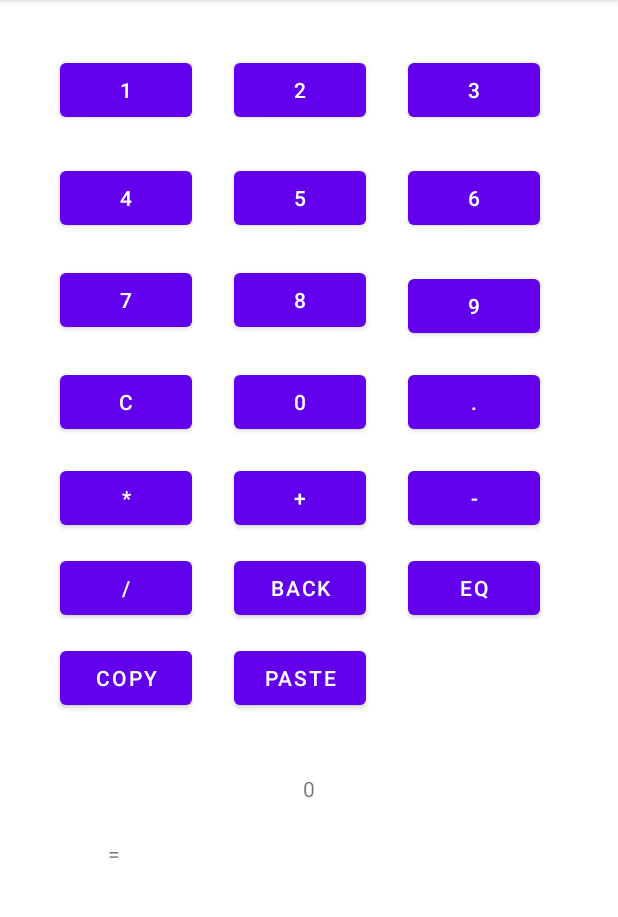
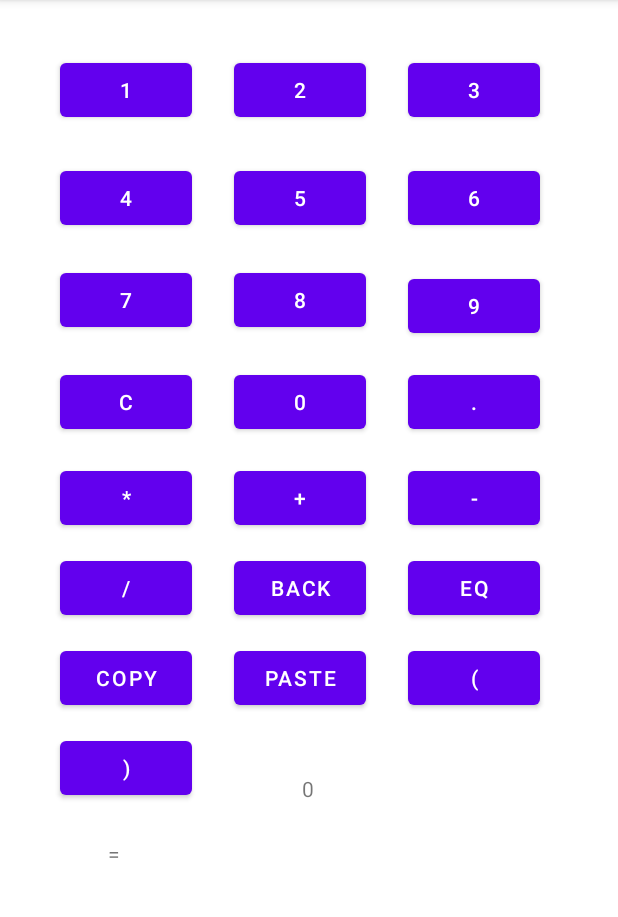
Before and after one commit to usermisterfive/Calculator, an Android app: the screen it shows after launch (MainActivity), on a phone screen of 412 x 824 dp, the part 84-1001 px from its top. Run offline under Robolectric (Android 15) with nearby library versions, the phone set to English and light mode, and no system bars.

Commit message:
add brackets #4 merge commit

```diff
--- a/app/build.gradle
+++ b/app/build.gradle
@@ -2,7 +2,7 @@ plugins {
     id 'com.android.application'
 }
 
-project.ext.set("versionName", "12.8.0")
+project.ext.set("versionName", "13.0.0")
 
 android {
     compileSdk 34
--- a/app/src/main/res/layout/activity_main.xml
+++ b/app/src/main/res/layout/activity_main.xml
@@ -13,6 +13,7 @@
         android:layout_marginTop="40dp"
         android:text="@string/operation"
         app:layout_constraintEnd_toEndOf="parent"
+        app:layout_constraintHorizontal_bias="0.498"
         app:layout_constraintStart_toStartOf="parent"
         app:layout_constraintTop_toBottomOf="@+id/pasteButton" />
 
@@ -236,4 +237,24 @@
         app:layout_constraintStart_toStartOf="parent"
         app:layout_constraintTop_toTopOf="parent" />
 
+    <Button
+        android:id="@+id/leftBracketButton"
+        android:layout_width="wrap_content"
+        android:layout_height="wrap_content"
+        android:layout_marginStart="272dp"
+        android:layout_marginTop="428dp"
+        android:text="("
+        app:layout_constraintStart_toStartOf="parent"
+        app:layout_constraintTop_toTopOf="parent" />
+
+    <Button
+        android:id="@+id/rightBracketButton"
+        android:layout_width="wrap_content"
+        android:layout_height="wrap_content"
+        android:layout_marginStart="40dp"
+        android:layout_marginTop="488dp"
+        android:text=")"
+        app:layout_constraintStart_toStartOf="parent"
+        app:layout_constraintTop_toTopOf="parent" />
+
 </androidx.constraintlayout.widget.ConstraintLayout>
```
